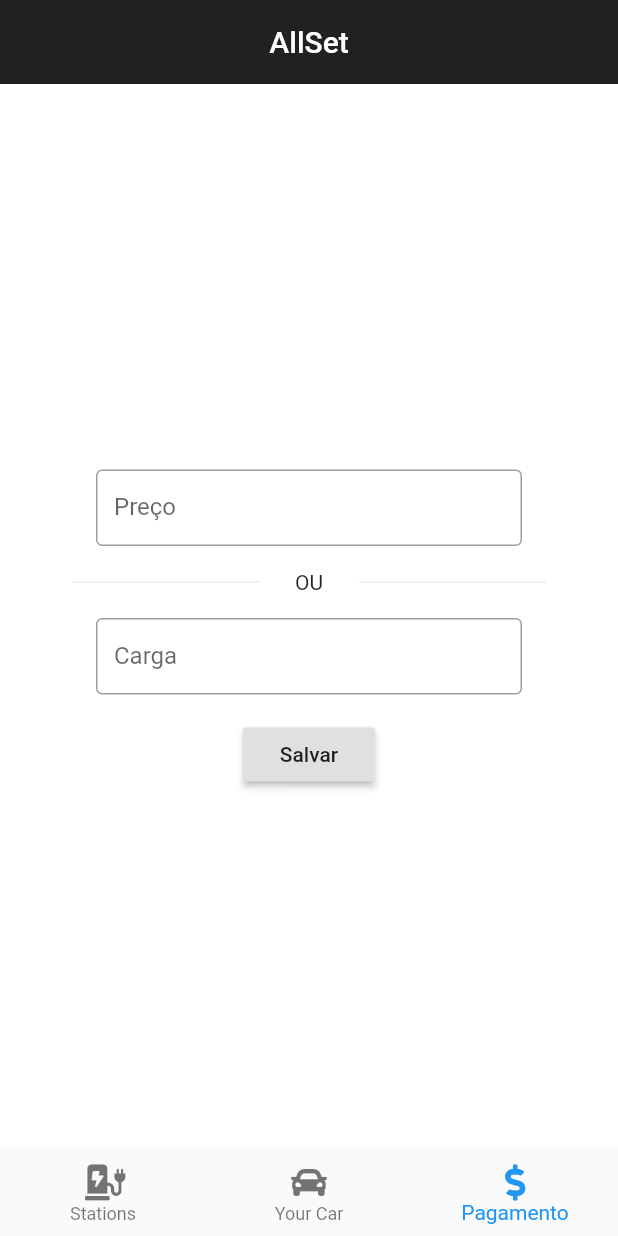
After one commit to rodrigoaddor/AllSet, a Flutter app: the screen it shows after launch, item 3 of the bottom bar chosen, after a tap on "Salvar", on a phone screen of 412 x 824 dp. The commit adds this screen. Run offline on Flutter 3.47's test engine with Material 2 defaults, Android fonts, the phone set to English and light mode, and no system bars; our stand-ins replace cloud_firestore, firebase_auth, firebase_messaging, flutter_masked_text, font_awesome_flutter, geolocator and 2 more; missing offline and left inert: location_permissions; accounts and stored records are empty; network calls fail.

Commit message:
Fixes, split Payment Page

```diff
--- a/lib/main.dart
+++ b/lib/main.dart
@@ -31,5 +31,10 @@ void main() async {
 
 class AllsetApp extends StatelessWidget {
   @override
-  Widget build(BuildContext context) => MaterialApp(title: 'AllSet App', theme: buildTheme(), routes: router);
+  Widget build(BuildContext context) => MaterialApp(
+        title: 'AllSet App',
+        theme: buildTheme(),
+        routes: router,
+        debugShowCheckedModeBanner: false,
+      );
 }
--- a/lib/page/charging.dart
+++ b/lib/page/charging.dart
@@ -23,6 +23,12 @@ class _ChargingPageState extends State<ChargingPage> with SingleTickerProviderSt
     fadeController = AnimationController(vsync: this, duration: Duration(seconds: 3));
     fadeAnimation = Tween(begin: 0.2, end: 0.7).chain(CurveTween(curve: Curves.easeInOut)).animate(fadeController);
     fadeController.repeat(reverse: true);
+  }
+
+  @override
+  void dispose() {
+    fadeController.dispose();
+    super.dispose();
   }
 
   Widget buildIdle() {
@@ -55,8 +61,8 @@ class _ChargingPageState extends State<ChargingPage> with SingleTickerProviderSt
   Widget buildChargeIndicator(UserData userData) {
     return CircularPercentIndicator(
       percent: userData.percent,
-      progressColor: Color.lerp(Colors.red[900], Colors.green[900], userData.percent),
-      backgroundColor: Color.fromRGBO(255, 255, 255, 0.06),
+      progressColor: Colors.red[400],
+      backgroundColor: Color.fromRGBO(0, 0, 0, 0.1),
       circularStrokeCap: CircularStrokeCap.round,
       radius: 300,
       lineWidth: 16,
@@ -72,7 +78,7 @@ class _ChargingPageState extends State<ChargingPage> with SingleTickerProviderSt
               child: Icon(
                 FontAwesomeIcons.bolt,
                 size: 190,
-                color: Color.fromRGBO(255, 255, 255, 0.06),
+                color: Color.fromRGBO(0, 0, 0, 0.1),
               ),
             ),
           ],
--- a/lib/page/home.dart
+++ b/lib/page/home.dart
@@ -1,4 +1,5 @@
 import 'package:allset/page/charging.dart';
+import 'package:allset/page/payment.dart';
 import 'package:allset/page/stations.dart';
 import 'package:allset/theme.dart';
 import 'package:allset/utils/page_item.dart';
@@ -25,7 +26,7 @@ class _HomePageState extends State<HomePage> with SingleTickerProviderStateMixin
     super.initState();
     tabController = TabController(
       initialIndex: this.currentIndex,
-      length: 2,
+      length: 3,
       vsync: this,
     );
   }
@@ -47,6 +48,11 @@ class _HomePageState extends State<HomePage> with SingleTickerProviderStateMixin
       icon: FontAwesomeIcons.car,
       page: ChargingPage(),
     ),
+    PageItem(
+      name: 'Pagamento',
+      icon: FontAwesomeIcons.dollarSign,
+      page: PaymentPage()
+    )
   ];
 
   @override
@@ -61,12 +67,16 @@ class _HomePageState extends State<HomePage> with SingleTickerProviderStateMixin
             'AllSet',
           ),
           actions: [
-            IconButton(
-              onPressed: () {
-                showDialog(context: context, builder: (context) => PaymentDialog());
-              },
-              tooltip: 'Payment',
-              icon: Icon(FontAwesomeIcons.dollarSign),
+            AnimatedOpacity(
+              opacity: this.currentIndex == 1 ? 1 : 0,
+              duration: Duration(milliseconds: 300),
+              child: IconButton(
+                onPressed: this.currentIndex == 1 ? () {
+                  showDialog(context: context, builder: (context) => PaymentDialog());
+                } : null,
+                tooltip: 'Pagamento',
+                icon: Icon(FontAwesomeIcons.dollarSign),
+              ),
             ),
           ],
         ),
--- /dev/null
+++ b/lib/page/payment.dart
@@ -0,0 +1,118 @@
+import 'package:flutter/material.dart';
+import 'package:flutter/services.dart';
+
+import 'package:flutter_masked_text/flutter_masked_text.dart';
+import 'package:allset/data/payment_data.dart';
+
+class PaymentPage extends StatefulWidget {
+  @override
+  _PaymentPageState createState() => _PaymentPageState();
+}
+
+class _PaymentPageState extends State<PaymentPage> {
+  final priceController = MoneyMaskedTextController(decimalSeparator: '.', thousandSeparator: ',');
+  final emptyController = TextEditingController();
+  final chargeController = TextEditingController();
+
+  final priceFocus = FocusNode();
+  final chargeFocus = FocusNode();
+
+  @override
+  void initState() {
+    super.initState();
+
+    priceFocus.addListener(() => chargeController.clear());
+    chargeFocus.addListener(() {
+      priceController.updateValue(0);
+      emptyController.clear();
+    });
+  }
+
+  @override
+  void dispose() {
+    priceController.dispose();
+    chargeController.dispose();
+    priceFocus.dispose();
+    chargeFocus.dispose();
+
+    super.dispose();
+  }
+
+  String validateCharge(String input) {
+    try {
+      if (input.length == 0) return null;
+      final value = double.parse(input);
+      if (value == 0 || value > 100) return 'Carga deve estar entre 0% e 100%';
+      return null;
+    } on FormatException {
+      return 'Número inválido';
+    }
+  }
+
+  String validatePrice(_) {
+    final value = priceController.numberValue;
+    if (value <= 0) return 'Preço deve ser maior que 0';
+    return null;
+  }
+
+  @override
+  Widget build(BuildContext context) {
+    return Column(
+      mainAxisAlignment: MainAxisAlignment.center,
+      children: [
+        Padding(
+          padding: const EdgeInsets.symmetric(vertical: 16, horizontal: 64),
+          child: TextFormField(
+            controller: priceFocus.hasPrimaryFocus ? priceController : emptyController,
+            focusNode: priceFocus,
+            keyboardType: TextInputType.number,
+            validator: priceFocus.hasPrimaryFocus ? validatePrice : (_) => null,
+            autovalidate: true,
+            decoration: InputDecoration(
+              border: OutlineInputBorder(),
+              isDense: true,
+              labelText: 'Preço',
+              prefix: const Text('R\$ '),
+            ),
+          ),
+        ),
+        Row(
+          children: [
+            Expanded(
+              child: Padding(
+                padding: EdgeInsets.only(left: 48, right: 24),
+                child: Divider(),
+              ),
+            ),
+            Text('OU'),
+            Expanded(
+              child: Padding(
+                padding: EdgeInsets.only(left: 24, right: 48),
+                child: Divider(),
+              ),
+            ),
+          ],
+        ),
+        Padding(
+          padding: const EdgeInsets.symmetric(vertical: 16, horizontal: 64),
+          child: TextFormField(
+            controller: chargeController,
+            focusNode: chargeFocus,
+            keyboardType: TextInputType.number,
+            inputFormatters: [WhitelistingTextInputFormatter.digitsOnly],
+            validator: validateCharge,
+            autovalidate: true,
+            decoration: InputDecoration(
+              border: OutlineInputBorder(),
+              isDense: true,
+              labelText: 'Carga',
+              suffix: const Text(' %'),
+              errorMaxLines: 2,
+            ),
+          ),
+        ),
+        RaisedButton(onPressed: () {}, child: Text('Salvar'))
+      ],
+    );
+  }
+}
--- a/lib/theme.dart
+++ b/lib/theme.dart
@@ -7,8 +7,8 @@ ThemeData buildTheme() => ThemeData.dark().copyWith(
       ),
     );
 
-ThemeData buildHomeTheme() => ThemeData.dark().copyWith(
-      scaffoldBackgroundColor: Colors.grey[900],
+ThemeData buildHomeTheme() => ThemeData.light().copyWith(
+      scaffoldBackgroundColor: Colors.white,
       accentColor: Colors.blue,
       primaryColor: Colors.grey[900],
       primaryTextTheme: TextTheme(
--- a/lib/widget/payment.dart
+++ b/lib/widget/payment.dart
@@ -118,7 +118,7 @@ class _PaymentDialogState extends State<PaymentDialog> with AfterLayoutMixin {
                   child: Divider(),
                 ),
               ),
-              Text('OR'),
+              Text('OU'),
               Expanded(
                 child: Padding(
                   padding: EdgeInsets.only(left: 24, right: 48),
@@ -146,10 +146,10 @@ class _PaymentDialogState extends State<PaymentDialog> with AfterLayoutMixin {
             ),
           ),
           SimpleDialogOption(
-            child: Text('Confirm'),
+            child: Text('Confirmar'),
           ),
           SimpleDialogOption(
-            child: Text('Cancel'),
+            child: Text('Cancelar'),
           ),
         ],
       ),
```
